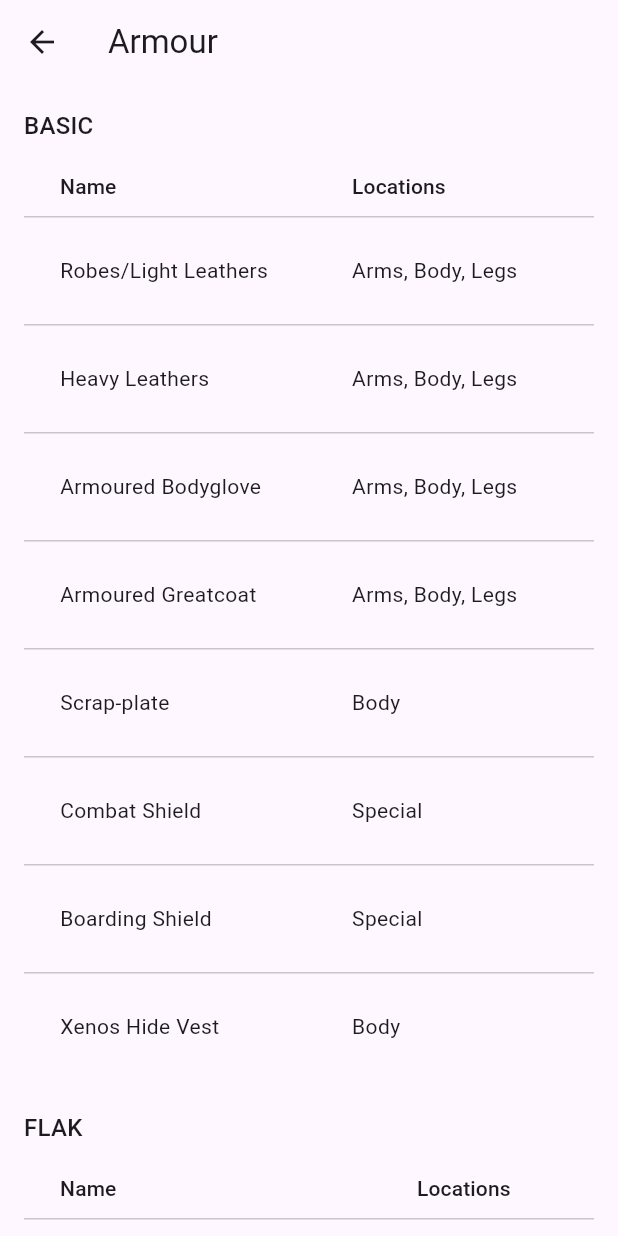
After one commit to Ankater/patron_dossier, a Flutter app: the screen it shows after launch, after a tap on "Armour", on a phone screen of 412 x 824 dp. The commit adds this screen. Run offline on Flutter 3.47's test engine with Material 3 defaults, Android fonts, the phone set to English and light mode, and no system bars.

Commit message:
Add armour list screen with categorized data tables and navigation.
- Create `ArmourListScreen` to display armour presets grouped by category (Basic, Flak, Mesh, etc.).
- Implement `_ArmourDataTable` to present armour stats, including coverage locations, armour value, cost, and traits.
- Add an "Armour" navigation button to the `CharacterListScreen` and update the layout to support multiple equipment buttons.
- Include widget tests for armour grouping logic, location formatting, and screen navigation.

```diff
--- a/lib/features/characters/screens/character_list_screen.dart
+++ b/lib/features/characters/screens/character_list_screen.dart
@@ -1,5 +1,6 @@
 import 'package:flutter/material.dart';
 
+import '../../equipment/screens/armour_list_screen.dart';
 import '../../equipment/screens/weapon_list_screen.dart';
 import 'pre_character_create_screen.dart';
 
@@ -22,7 +23,10 @@ class CharacterListScreen extends StatelessWidget {
         children: [
           Padding(
             padding: const EdgeInsets.all(16),
-            child: FilledButton.icon(
+            child: Column(
+              crossAxisAlignment: CrossAxisAlignment.stretch,
+              children: [
+                FilledButton.icon(
                   onPressed: () => Navigator.of(context).push(
                     MaterialPageRoute(
                       builder: (_) => const WeaponListScreen(),
@@ -30,6 +34,18 @@ class CharacterListScreen extends StatelessWidget {
                   ),
                   icon: const Icon(Icons.inventory_2_outlined),
                   label: const Text('Weapons'),
+                ),
+                const SizedBox(height: 12),
+                FilledButton.icon(
+                  onPressed: () => Navigator.of(context).push(
+                    MaterialPageRoute(
+                      builder: (_) => const ArmourListScreen(),
+                    ),
+                  ),
+                  icon: const Icon(Icons.shield_outlined),
+                  label: const Text('Armour'),
+                ),
+              ],
             ),
           ),
           for (final character in _dummyCharacters)
--- /dev/null
+++ b/lib/features/equipment/screens/armour_list_screen.dart
@@ -0,0 +1,111 @@
+import 'package:flutter/material.dart';
+
+import '../models/armour.dart';
+import '../models/armour_group.dart';
+import '../models/location_armour.dart';
+import '../models/preset_armours.dart';
+import '../models/weapon_availability.dart';
+
+class ArmourListScreen extends StatelessWidget {
+  const ArmourListScreen({super.key});
+
+  @override
+  Widget build(BuildContext context) {
+    return Scaffold(
+      appBar: AppBar(
+        title: const Text('Armour'),
+      ),
+      body: SingleChildScrollView(
+        padding: const EdgeInsets.all(16),
+        child: Column(
+          crossAxisAlignment: CrossAxisAlignment.start,
+          children: [
+            for (final group in presetArmourGroups) ...[
+              Text(
+                group.name.toUpperCase(),
+                style: Theme.of(context).textTheme.titleMedium,
+              ),
+              const SizedBox(height: 8),
+              _ArmourDataTable(group: group),
+              const SizedBox(height: 20),
+            ],
+          ],
+        ),
+      ),
+    );
+  }
+}
+
+class _ArmourDataTable extends StatelessWidget {
+  const _ArmourDataTable({required this.group});
+
+  final ArmourGroup group;
+
+  @override
+  Widget build(BuildContext context) {
+    return SingleChildScrollView(
+      scrollDirection: Axis.horizontal,
+      child: DataTable(
+        headingRowHeight: 40,
+        dataRowMinHeight: 44,
+        dataRowMaxHeight: 72,
+        columns: const [
+          DataColumn(label: Text('Name')),
+          DataColumn(label: Text('Locations')),
+          DataColumn(label: Text('Armour')),
+          DataColumn(label: Text('Enc')),
+          DataColumn(label: Text('Cost')),
+          DataColumn(label: Text('Availability')),
+          DataColumn(label: Text('Traits')),
+        ],
+        rows: [
+          for (final armour in group.armours)
+            DataRow(
+              cells: [
+                DataCell(Text(armour.name)),
+                DataCell(Text(_formatLocations(armour.locationArmour))),
+                DataCell(
+                  Text(armour.locationArmour?.getArmourValue().toString() ??
+                      '-'),
+                ),
+                DataCell(Text(armour.enc.toString())),
+                DataCell(Text(armour.cost.toString())),
+                DataCell(Text(armour.availability.label)),
+                DataCell(
+                  ConstrainedBox(
+                    constraints: const BoxConstraints(maxWidth: 280),
+                    child: Text(_formatTraits(armour)),
+                  ),
+                ),
+              ],
+            ),
+        ],
+      ),
+    );
+  }
+
+  String _formatLocations(LocationArmour? locationArmour) {
+    if (locationArmour == null) {
+      return 'Special';
+    }
+
+    final locations = [
+      if (locationArmour.arms != null) 'Arms',
+      if (locationArmour.body != null) 'Body',
+      if (locationArmour.legs != null) 'Legs',
+      if (locationArmour.head != null) 'Head',
+    ];
+
+    if (locations.length == 4) {
+      return 'All';
+    }
+    return locations.join(', ');
+  }
+
+  String _formatTraits(Armour armour) {
+    if (armour.traits.isEmpty) {
+      return '-';
+    }
+    return armour.traits.map((trait) => trait.name).join(', ');
+  }
+}
```
Also changed, not shown: 1 other file. Lines whose indentation alone changed are shown as unchanged.
